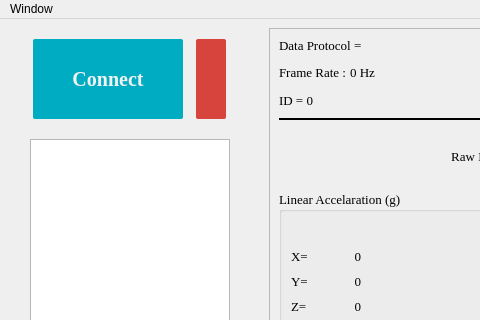
Qt form CHCenter/baseform.ui (dongFangTuring/CHCenter) before a commit; both pictures show x 0 to 480 and y 0 to 320 of the 1100 by 800 pixel window.
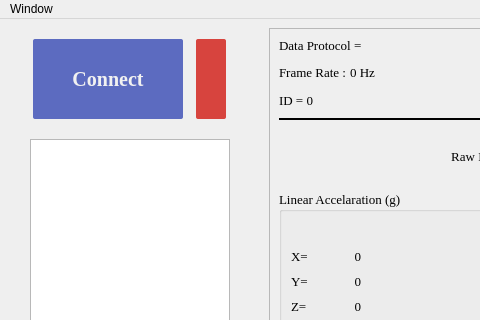
The same form after that commit. Icons and pictures are not drawn.

Diff of the .ui file:
```diff
--- a/CHCenter/baseform.ui
+++ b/CHCenter/baseform.ui
@@ -134,7 +134,7 @@
              <property name="styleSheet">
               <string notr="true">QPushButton {
 font-size:20px;
-background-color: #00ACC1; 
+background-color: #5c6bc0; 
 color: #f1f1f1; 
 border: none;
 border-radius:2px;
```
Left out of the diff: 16 changed lines with no effect on the pictures.
